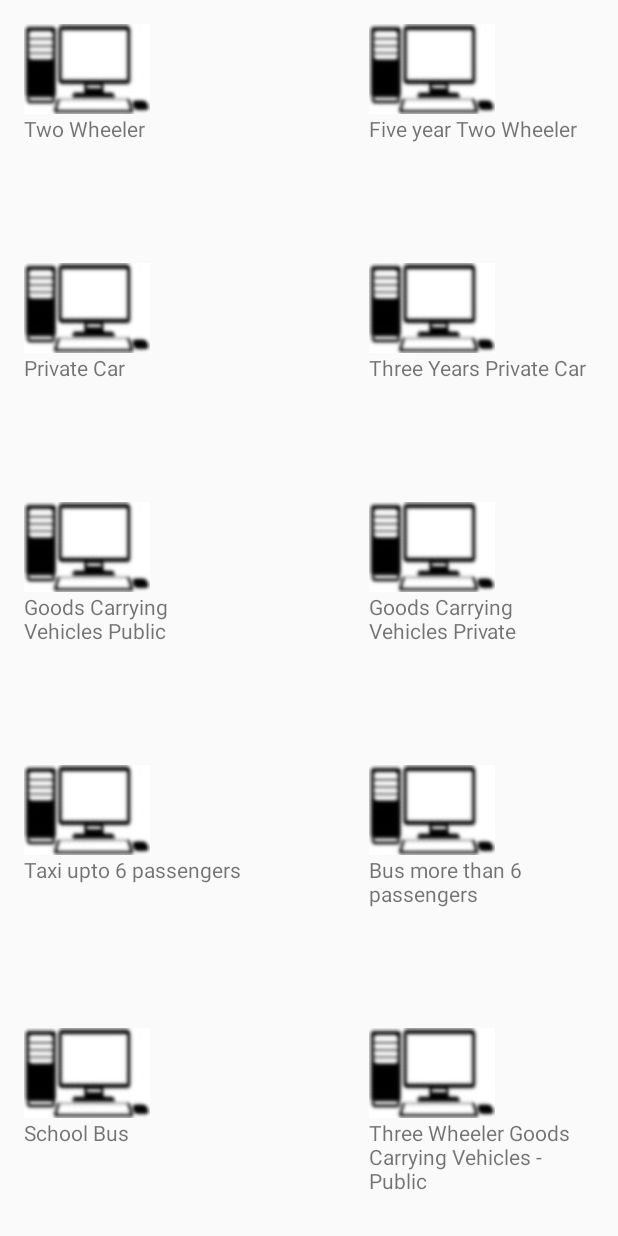
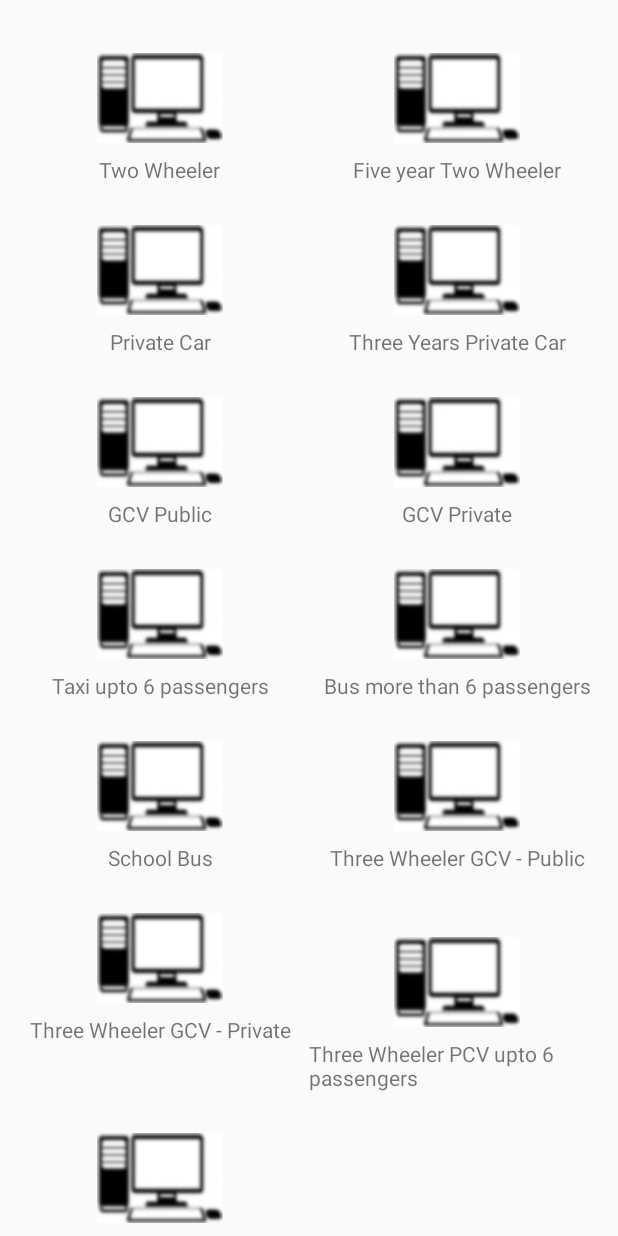
Before and after one commit to pg30/Premium-Calculator, an Android app: the screen it shows after launch (MainActivity), on a phone screen of 412 x 824 dp. Run offline under Robolectric (Android 15) with nearby library versions, the phone set to English and light mode, and no system bars.

Commit message:
Home Screen Layout Changed

```diff
--- a/app/src/main/AndroidManifest.xml
+++ b/app/src/main/AndroidManifest.xml
@@ -9,6 +9,7 @@
         android:roundIcon="@mipmap/ic_launcher_round"
         android:supportsRtl="true"
         android:theme="@style/AppTheme">
+        <activity android:name=".two_wheeler"></activity>
         <activity android:name=".MainActivity">
             <intent-filter>
                 <action android:name="android.intent.action.MAIN" />
--- a/app/src/main/java/com/example/premiumcalculator/MainActivity.java
+++ b/app/src/main/java/com/example/premiumcalculator/MainActivity.java
@@ -24,13 +24,13 @@ public class MainActivity extends AppCompatActivity {
         list.add(new Item(R.drawable.pcicon,"Five year Two Wheeler"));
         list.add(new Item(R.drawable.pcicon,"Private Car"));
         list.add(new Item(R.drawable.pcicon,"Three Years Private Car"));
-        list.add(new Item(R.drawable.pcicon,"Goods Carrying Vehicles Public"));
-        list.add(new Item(R.drawable.pcicon,"Goods Carrying Vehicles Private"));
+        list.add(new Item(R.drawable.pcicon,"GCV Public"));
+        list.add(new Item(R.drawable.pcicon,"GCV Private"));
         list.add(new Item(R.drawable.pcicon,"Taxi upto 6 passengers"));
         list.add(new Item(R.drawable.pcicon,"Bus more than 6 passengers"));
         list.add(new Item(R.drawable.pcicon,"School Bus"));
-        list.add(new Item(R.drawable.pcicon,"Three Wheeler Goods Carrying Vehicles - Public"));
-        list.add(new Item(R.drawable.pcicon,"Three Wheeler Goods Carrying Vehicles - Private"));
+        list.add(new Item(R.drawable.pcicon,"Three Wheeler GCV - Public"));
+        list.add(new Item(R.drawable.pcicon,"Three Wheeler GCV - Private"));
         list.add(new Item(R.drawable.pcicon,"Three Wheeler PCV upto 6 passengers"));
         list.add(new Item(R.drawable.pcicon,"Miscellaneous vehicle"));
         homeView.setAdapter(adapter);
--- /dev/null
+++ b/app/src/main/java/com/example/premiumcalculator/two_wheeler.java
@@ -0,0 +1,14 @@
+package com.example.premiumcalculator;
+
+import androidx.appcompat.app.AppCompatActivity;
+
+import android.os.Bundle;
+
+public class two_wheeler extends AppCompatActivity {
+
+    @Override
+    protected void onCreate(Bundle savedInstanceState) {
+        super.onCreate(savedInstanceState);
+        setContentView(R.layout.activity_two_wheeler);
+    }
+}
--- a/app/src/main/res/layout/activity_main.xml
+++ b/app/src/main/res/layout/activity_main.xml
@@ -1,21 +1,23 @@
 <?xml version="1.0" encoding="utf-8"?>
-<RelativeLayout
-    android:id="@+id/activity_main"
-    xmlns:android="http://schemas.android.com/apk/res/android"
+<androidx.constraintlayout.widget.ConstraintLayout xmlns:android="http://schemas.android.com/apk/res/android"
+    xmlns:app="http://schemas.android.com/apk/res-auto"
     xmlns:tools="http://schemas.android.com/tools"
     android:layout_width="match_parent"
-    android:layout_height="match_parent"
-    android:paddingLeft="16dp"
-    android:paddingRight="16dp"
-    android:paddingTop="16dp"
-    android:paddingBottom="16dp"
-    tools:context=".MainActivity">
+    android:layout_height="match_parent">
 
     <GridView
         android:id="@+id/homeview"
         android:layout_width="match_parent"
-        android:layout_height="match_parent"
+        android:layout_height="0dp"
+        android:layout_marginStart="8dp"
+        android:layout_marginLeft="8dp"
+        android:layout_marginTop="8dp"
+        android:layout_marginEnd="8dp"
+        android:layout_marginRight="8dp"
+        android:layout_marginBottom="8dp"
         android:numColumns="2"
-        android:horizontalSpacing="80dp"
-        android:verticalSpacing="80dp"/>
-</RelativeLayout>
+        app:layout_constraintBottom_toBottomOf="parent"
+        app:layout_constraintEnd_toEndOf="parent"
+        app:layout_constraintStart_toStartOf="parent"
+        app:layout_constraintTop_toTopOf="parent" />
+</androidx.constraintlayout.widget.ConstraintLayout>
--- /dev/null
+++ b/app/src/main/res/layout/activity_two_wheeler.xml
@@ -0,0 +1,10 @@
+<?xml version="1.0" encoding="utf-8"?>
+<androidx.constraintlayout.widget.ConstraintLayout xmlns:android="http://schemas.android.com/apk/res/android"
+    xmlns:app="http://schemas.android.com/apk/res-auto"
+    xmlns:tools="http://schemas.android.com/tools"
+    android:layout_width="match_parent"
+    android:layout_height="match_parent"
+    tools:context=".two_wheeler">
+
+
+</androidx.constraintlayout.widget.ConstraintLayout>
--- a/app/src/main/res/layout/grid_item_view.xml
+++ b/app/src/main/res/layout/grid_item_view.xml
@@ -1,19 +1,33 @@
 <?xml version="1.0" encoding="utf-8"?>
-<RelativeLayout xmlns:android="http://schemas.android.com/apk/res/android"
+<androidx.constraintlayout.widget.ConstraintLayout
+    xmlns:android="http://schemas.android.com/apk/res/android"
     xmlns:app="http://schemas.android.com/apk/res-auto"
     xmlns:tools="http://schemas.android.com/tools"
-    android:layout_width="match_parent" android:layout_height="match_parent">
+    android:layout_width="match_parent"
+    android:layout_height="match_parent"
+    android:layout_columnWeight="1">
 
     <ImageView
         android:id="@+id/categoryIcon"
         android:layout_width="wrap_content"
         android:layout_height="wrap_content"
+        android:layout_marginTop="8dp"
+        android:layout_marginBottom="8dp"
+        app:layout_constraintBottom_toBottomOf="parent"
+        app:layout_constraintEnd_toEndOf="parent"
+        app:layout_constraintHorizontal_bias="0.498"
+        app:layout_constraintStart_toStartOf="parent"
+        app:layout_constraintTop_toTopOf="parent"
         tools:srcCompat="@tools:sample/avatars" />
 
     <TextView
         android:id="@+id/categoryName"
         android:layout_width="wrap_content"
         android:layout_height="wrap_content"
-        android:layout_below="@id/categoryIcon"
-        android:text="TextView" />
-</RelativeLayout>
+        android:layout_marginTop="8dp"
+        android:text="TextView"
+        app:layout_constraintEnd_toEndOf="parent"
+        app:layout_constraintHorizontal_bias="0.498"
+        app:layout_constraintStart_toStartOf="parent"
+        app:layout_constraintTop_toBottomOf="@+id/categoryIcon" />
+</androidx.constraintlayout.widget.ConstraintLayout>
```
